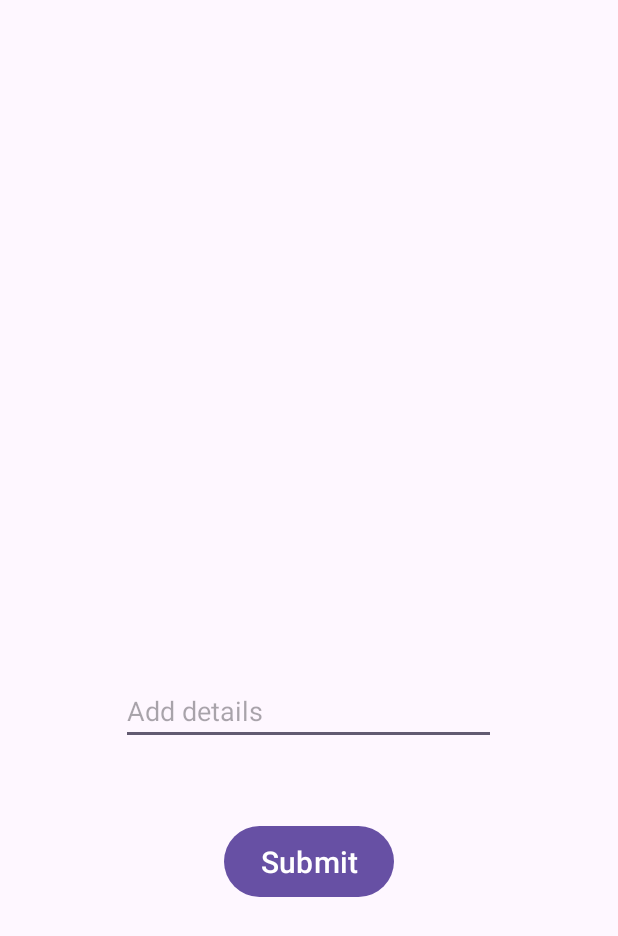
After one commit to bhavyahoda/ASARA, an Android app: the SendDetailsActivity screen opened directly, with no data from a screen before it, on a phone screen of 412 x 824 dp. The commit adds this screen. Shown: the top 936 px of the screen. Run offline under Robolectric (Android 15) with nearby library versions, the phone set to English and light mode, and no system bars.

Commit message:
add camera feature and send Animal Details screen

```diff
--- /dev/null
+++ b/app/src/main/java/com/example/asara/SendDetailsActivity.java
@@ -0,0 +1,31 @@
+package com.example.asara;
+
+import androidx.appcompat.app.AppCompatActivity;
+
+import android.content.Intent;
+import android.graphics.Bitmap;
+import android.os.Bundle;
+import android.widget.ImageView;
+
+public class SendDetailsActivity extends AppCompatActivity {
+
+    @Override
+    protected void onCreate(Bundle savedInstanceState) {
+        super.onCreate(savedInstanceState);
+        setContentView(R.layout.activity_send_details);
+        ImageView imageView = findViewById(R.id.animalImage);
+        Intent intent = getIntent();
+
+        if (intent != null) {
+            // Check if the Intent has the Bitmap extra
+            if (intent.hasExtra("imageBitmap")) {
+                // Retrieve the Bitmap from the Intent
+                Bitmap receivedBitmap = intent.getParcelableExtra("imageBitmap");
+
+                // Now you can use the received Bitmap as needed
+                imageView.setImageBitmap(receivedBitmap); // Display it in an ImageView
+                // Perform any other operations with the Bitmap
+            }
+        }
+    }
+}
--- a/app/src/main/res/layout/activity_main.xml
+++ b/app/src/main/res/layout/activity_main.xml
@@ -248,6 +248,7 @@
             >
 
             <androidx.cardview.widget.CardView
+                android:id="@+id/reportNowCard"
                 android:layout_marginTop="10dp"
                 android:layout_width="120dp"
                 android:layout_height="120dp"
--- /dev/null
+++ b/app/src/main/res/layout/activity_send_details.xml
@@ -0,0 +1,41 @@
+<?xml version="1.0" encoding="utf-8"?>
+<LinearLayout
+    xmlns:android="http://schemas.android.com/apk/res/android"
+    xmlns:tools="http://schemas.android.com/tools"
+    xmlns:app="http://schemas.android.com/apk/res-auto"
+    android:layout_width="match_parent"
+    android:layout_height="match_parent"
+    tools:context=".SendDetailsActivity"
+    android:gravity="center"
+    android:orientation="vertical">
+
+    <ImageView
+        android:id="@+id/animalImage"
+        android:layout_width="200dp"
+        android:layout_height="200dp"
+        >
+
+    </ImageView>
+
+    <EditText
+        android:id="@+id/imageDetails"
+        android:layout_width="250dp"
+        android:layout_height="wrap_content"
+        android:layout_marginTop="30dp"
+        android:hint="Add details"
+        >
+    </EditText>
+
+    <Button
+        android:layout_width="wrap_content"
+        android:layout_height="wrap_content"
+        android:layout_marginTop="50dp"
+        android:text="Submit"
+        android:textSize="20dp"
+        android:paddingTop="10dp"
+        android:paddingBottom="10dp"
+        >
+
+    </Button>
+
+  </LinearLayout>
```
Also changed, not shown: app/src/main/AndroidManifest.xml (+26 -20 lines), app/src/main/java/com/example/asara/MainActivity.java (+42 -12 lines).
